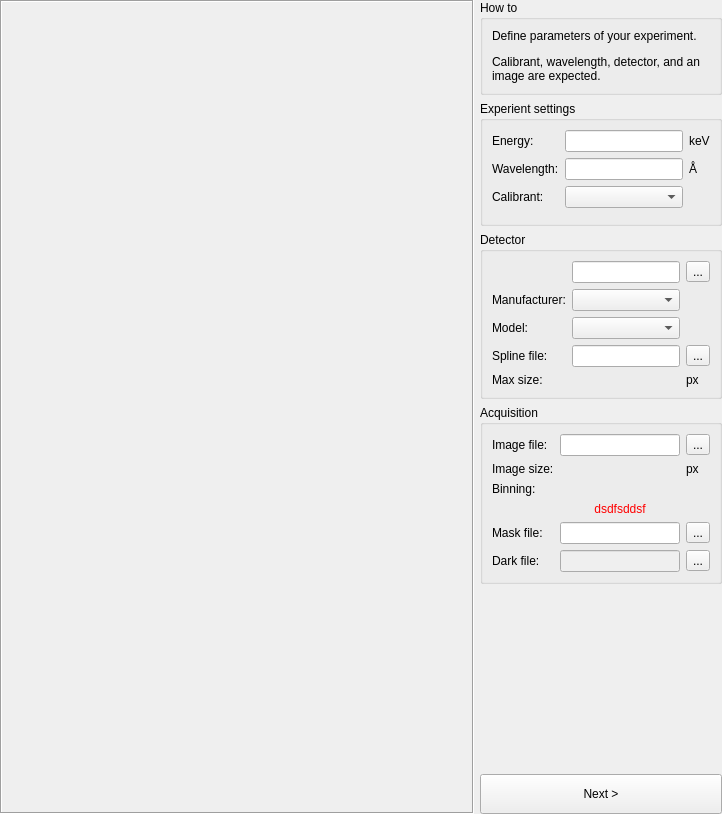
The window that pyFAI/resources/gui/calibration-experiment.ui (silx-kit/pyFAI) describes before a commit, drawn with Qt 5.
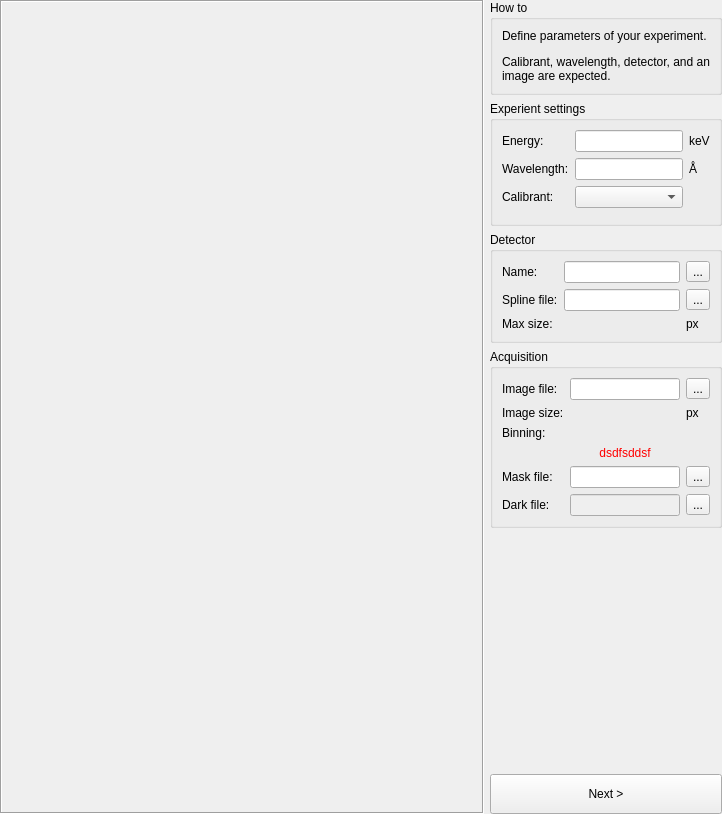
The same window after the commit. Custom widgets are drawn as their Qt base class.

Commit message: Clean up dead widgets

Patch:
```diff
--- a/pyFAI/resources/gui/calibration-experiment.ui
+++ b/pyFAI/resources/gui/calibration-experiment.ui
@@ -165,12 +165,6 @@
         </property>
         <layout class="QGridLayout" name="gridLayout_3" columnstretch="0,0,0">
          <item row="2" column="1">
-          <widget class="DetectorSelector" name="_detector"/>
-         </item>
-         <item row="1" column="1">
-          <widget class="DetectorManufacturer" name="_manufacturer"/>
-         </item>
-         <item row="3" column="1">
           <widget class="FileEdit" name="_spline">
            <property name="text">
             <string/>
@@ -184,28 +178,21 @@
            </property>
           </widget>
          </item>
-         <item row="4" column="2">
+         <item row="3" column="2">
           <widget class="QLabel" name="_detectorSizeUnit">
            <property name="text">
             <string>px</string>
            </property>
           </widget>
          </item>
-         <item row="2" column="0">
-          <widget class="QLabel" name="label_8">
-           <property name="text">
-            <string>Model:</string>
-           </property>
-          </widget>
-         </item>
-         <item row="4" column="0">
+         <item row="3" column="0">
           <widget class="QLabel" name="_detectorSizeLabel">
            <property name="text">
             <string>Max size:</string>
            </property>
           </widget>
          </item>
-         <item row="3" column="0">
+         <item row="2" column="0">
           <widget class="QLabel" name="label_4">
            <property name="text">
             <string>Spline file:</string>
@@ -215,7 +202,7 @@
            </property>
           </widget>
          </item>
-         <item row="4" column="1">
+         <item row="3" column="1">
           <widget class="QLabel" name="_detectorSize">
            <property name="text">
             <string/>
@@ -225,14 +212,7 @@
            </property>
           </widget>
          </item>
-         <item row="1" column="0">
-          <widget class="QLabel" name="label_9">
-           <property name="text">
-            <string>Manufacturer:</string>
-           </property>
-          </widget>
-         </item>
-         <item row="3" column="2">
+         <item row="2" column="2">
           <widget class="QToolButton" name="_splineLoader">
            <property name="text">
             <string>...</string>
@@ -242,6 +222,13 @@
          <item row="0" column="1">
           <widget class="DetectorLineEdit" name="_detectorLineEdit"/>
          </item>
+         <item row="0" column="0">
+          <widget class="QLabel" name="label_9">
+           <property name="text">
+            <string>Name:</string>
+           </property>
+          </widget>
+         </item>
         </layout>
        </widget>
       </item>
@@ -419,11 +406,6 @@
    <extends>QComboBox</extends>
    <header>pyFAI.gui.calibration.CalibrantSelector</header>
   </customwidget>
-  <customwidget>
-   <class>DetectorSelector</class>
-   <extends>QComboBox</extends>
-   <header>pyFAI.gui.calibration.DetectorSelector</header>
-  </customwidget>
   <customwidget>
    <class>FileEdit</class>
    <extends>QLineEdit</extends>
@@ -435,11 +417,6 @@
    <header>pyFAI.gui.calibration.CalibrantPreview</header>
    <container>1</container>
   </customwidget>
-  <customwidget>
-   <class>DetectorManufacturer</class>
-   <extends>QComboBox</extends>
-   <header>pyFAI.gui.calibration.DetectorManufacturer</header>
-  </customwidget>
   <customwidget>
    <class>DetectorLineEdit</class>
    <extends>QLineEdit</extends>
```
The commit also changes 1 other file.
